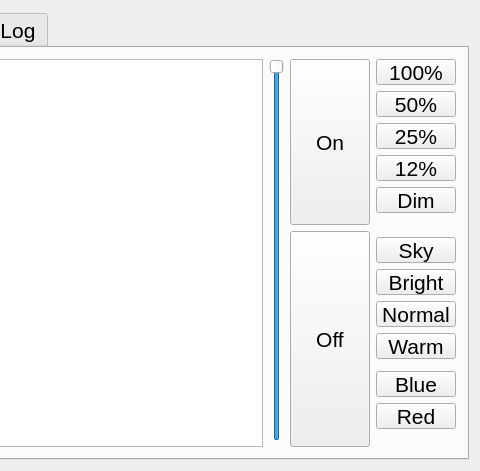
The window that widget.ui (paulkappler/HomeGUI) describes before a commit, drawn with Qt 5; both pictures show x 300 to 780 and y 0 to 471 of the 780 by 471 pixel window.
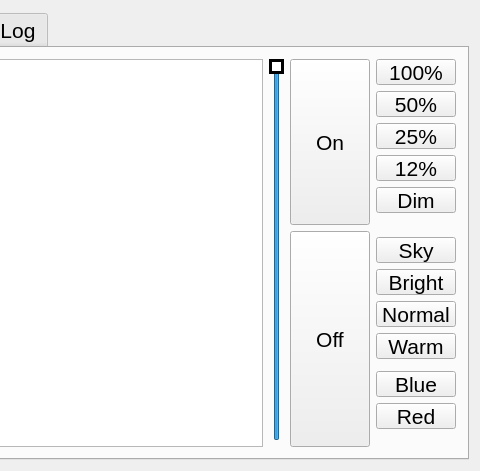
The same window after the commit. The open tabs and pages were chosen to show the change.

Commit message: try style sheet on slider

```diff
--- a/widget.ui
+++ b/widget.ui
@@ -360,6 +360,16 @@
        </item>
        <item row="1" column="1" rowspan="17">
         <widget class="QSlider" name="verticalSlider">
+         <property name="styleSheet">
+          <string notr="true">QSlider::handle
+{
+    background: white;
+    border: 3px solid black;
+    width: 60px; // **Change the width here**
+    margin: -30px 0;
+}
+</string>
+         </property>
          <property name="minimum">
           <number>0</number>
          </property>
```
Left out of the diff: 2 changed lines with no effect on the pictures.
